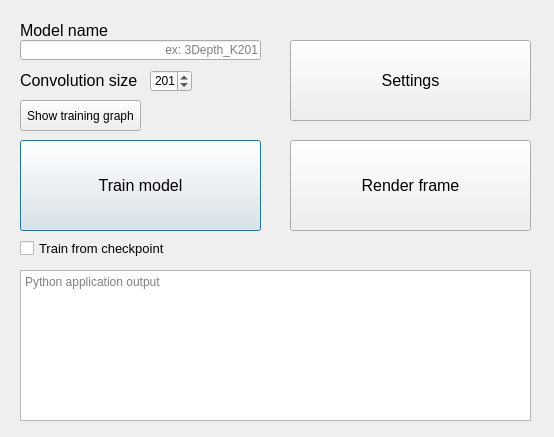
The window that UI/mainWindow.ui (Onirael/DLMotionBlur) describes before a commit, drawn with Qt 5.
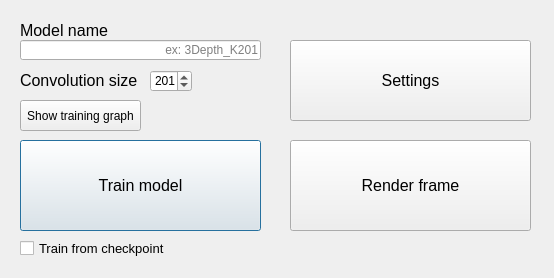
The same window after the commit.

The edit to the form file:
```diff
--- a/UI/mainWindow.ui
+++ b/UI/mainWindow.ui
@@ -7,7 +7,7 @@
     <x>0</x>
     <y>0</y>
     <width>554</width>
-    <height>437</height>
+    <height>278</height>
    </rect>
   </property>
   <property name="windowTitle">
@@ -110,26 +110,6 @@
     <string>Convolution size</string>
    </property>
   </widget>
-  <widget class="QTextBrowser" name="outputField">
-   <property name="geometry">
-    <rect>
-     <x>20</x>
-     <y>270</y>
-     <width>511</width>
-     <height>151</height>
-    </rect>
-   </property>
-   <property name="html">
-    <string>&lt;!DOCTYPE HTML PUBLIC &quot;-//W3C//DTD HTML 4.0//EN&quot; &quot;http://www.w3.org/TR/REC-html40/strict.dtd&quot;&gt;
-&lt;html&gt;&lt;head&gt;&lt;meta name=&quot;qrichtext&quot; content=&quot;1&quot; /&gt;&lt;style type=&quot;text/css&quot;&gt;
-p, li { white-space: pre-wrap; }
-&lt;/style&gt;&lt;/head&gt;&lt;body style=&quot; font-family:'MS Shell Dlg 2'; font-size:8.25pt; font-weight:400; font-style:normal;&quot;&gt;
-&lt;p style=&quot;-qt-paragraph-type:empty; margin-top:0px; margin-bottom:0px; margin-left:0px; margin-right:0px; -qt-block-indent:0; text-indent:0px; font-family:'MS Shell Dlg 2';&quot;&gt;&lt;br /&gt;&lt;/p&gt;&lt;/body&gt;&lt;/html&gt;</string>
-   </property>
-   <property name="placeholderText">
-    <string>Python application output</string>
-   </property>
-  </widget>
   <widget class="QPushButton" name="settingsButton">
    <property name="geometry">
     <rect>
```
Left out of the diff: 1 changed line with no effect on the pictures.
